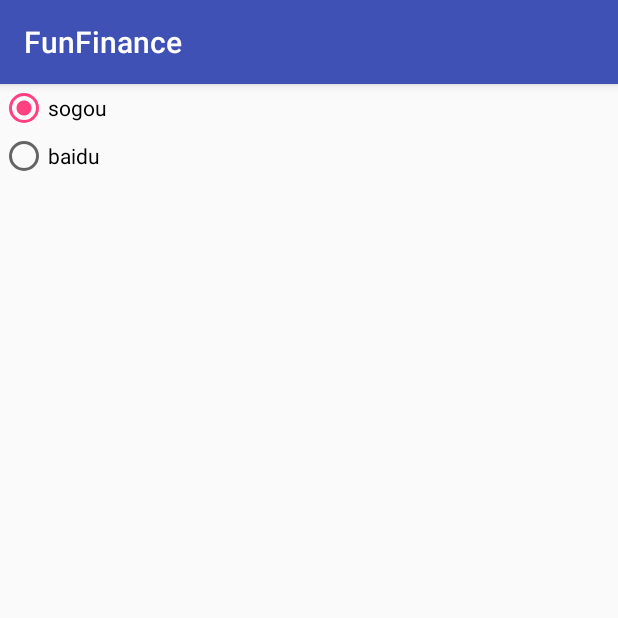
After one commit to Jiangfeng0923/FocusingNews, an Android app: the SearchEnginesSettingsActivity screen opened directly, with no data from a screen before it, on a phone screen of 412 x 824 dp, the top half of it. The commit adds this screen. Run offline under Robolectric (Android 15) with nearby library versions, the phone set to English and light mode, and no system bars.

Commit message:
add search engines

```diff
--- /dev/null
+++ b/app/src/main/java/com/fun/finance/myapplication/settings/SearchEnginesSettingsActivity.java
@@ -0,0 +1,49 @@
+package com.fun.finance.myapplication.settings;
+
+import android.content.Context;
+import android.content.SharedPreferences;
+import android.support.v7.app.AppCompatActivity;
+import android.os.Bundle;
+import android.text.TextUtils;
+import android.widget.RadioButton;
+import android.widget.RadioGroup;
+
+import com.fun.finance.myapplication.R;
+
+import static com.fun.finance.myapplication.settings.Constant.BAIDU;
+import static com.fun.finance.myapplication.settings.Constant.KEY_ENGINE;
+import static com.fun.finance.myapplication.settings.Constant.SOGOU;
+
+public class SearchEnginesSettingsActivity extends AppCompatActivity {
+
+
+    @Override
+    protected void onCreate(Bundle savedInstanceState) {
+        super.onCreate(savedInstanceState);
+        setContentView(R.layout.activity_search_engines_settings);
+        RadioGroup group = findViewById(R.id.search_engines);
+        RadioButton sogou = findViewById(R.id.sogou_btn);
+        RadioButton baidu = findViewById(R.id.baidu_btn);
+
+        SharedPreferences sp = getSharedPreferences("search_engines", Context.MODE_PRIVATE);
+        String engine = sp.getString(KEY_ENGINE,SOGOU);
+        if(TextUtils.equals(engine,BAIDU)){
+            baidu.setChecked(true);
+        }else if(TextUtils.equals(engine,SOGOU)){
+            sogou.setChecked(true);
+        }
+
+        final SharedPreferences.Editor editor=sp.edit();
+        group.setOnCheckedChangeListener(new RadioGroup.OnCheckedChangeListener() {
+            @Override
+            public void onCheckedChanged(RadioGroup group, int checkedId) {
+                if(checkedId==R.id.sogou_btn){
+                    editor.putString(KEY_ENGINE,SOGOU);
+                }else if(checkedId==R.id.baidu_btn){
+                    editor.putString(KEY_ENGINE,BAIDU);
+                }
+                editor.commit();
+            }
+        });
+    }
+}
--- /dev/null
+++ b/app/src/main/res/layout/activity_search_engines_settings.xml
@@ -0,0 +1,27 @@
+<?xml version="1.0" encoding="utf-8"?>
+<LinearLayout xmlns:android="http://schemas.android.com/apk/res/android"
+    xmlns:app="http://schemas.android.com/apk/res-auto"
+    xmlns:tools="http://schemas.android.com/tools"
+    android:layout_width="match_parent"
+    android:layout_height="match_parent"
+    android:orientation="vertical"
+    tools:context=".settings.SearchEnginesSettingsActivity">
+
+    <RadioGroup
+        android:id="@+id/search_engines"
+        android:layout_width="match_parent"
+        android:layout_height="match_parent">
+        <RadioButton
+            android:id="@+id/sogou_btn"
+            android:text="sogou"
+            android:layout_height="wrap_content"
+            android:layout_width="wrap_content"/>
+        <RadioButton
+            android:id="@+id/baidu_btn"
+            android:text="baidu"
+            android:layout_height="wrap_content"
+            android:layout_width="wrap_content"/>
+
+    </RadioGroup>
+
+</LinearLayout>
--- a/app/src/main/res/values/strings.xml
+++ b/app/src/main/res/values/strings.xml
@@ -3,6 +3,7 @@
     <string name="tab_text_1">Tab 1</string>
     <string name="tab_text_2">Tab 2</string>
     <string name="tab_text_3">Tab 3</string>
+    <string name="search_engines_settings">Search Engines Settings</string>
     <string name="action_edit">Edit Item</string>
     <string name="action_add_delete">Add Delete Item</string>
     <string name="action_refresh">Refresh</string>
```
Also changed, not shown: app/src/main/AndroidManifest.xml (+11 -3 lines), app/src/main/java/com/fun/finance/myapplication/FinanceActivity.java (+18 -5 lines), app/src/main/java/com/fun/finance/myapplication/settings/Constant.java (added, +8 -0 lines), app/src/main/res/menu/menu_finance.xml (+6 -1 lines).
